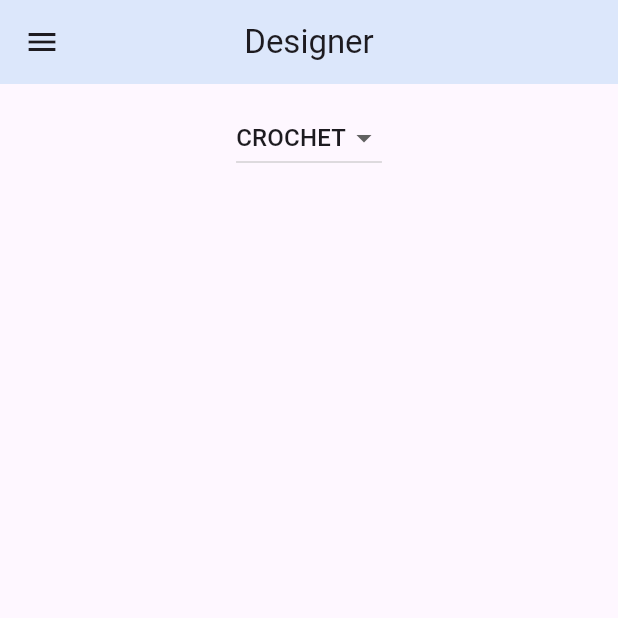
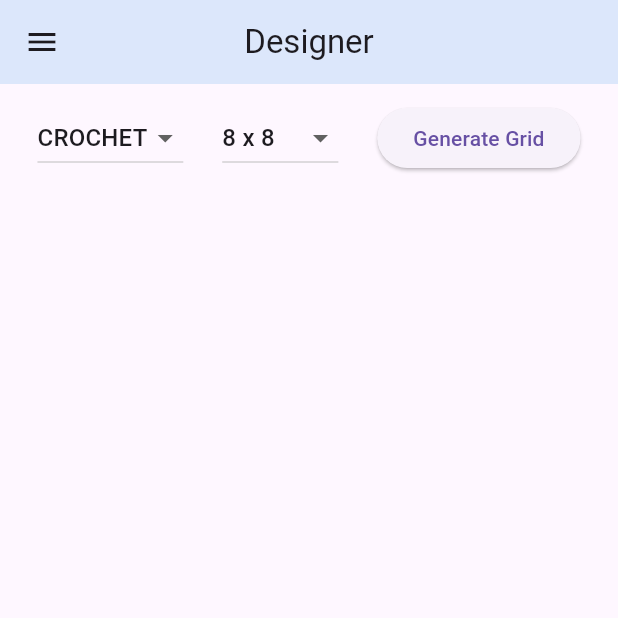
Before and after one commit to Ayesha-Jan/stitch-atlas, a Flutter app: the Designer screen opened by its route, on a phone screen of 412 x 824 dp, the top half of it. Run offline on Flutter 3.47's test engine with Material 3 defaults, Android fonts, the phone set to English and light mode, and no system bars.

Commit message:
Adding grid for designer

```diff
--- a/lib/pages/designer.dart
+++ b/lib/pages/designer.dart
@@ -91,9 +91,110 @@ class _DesignerState extends State<Designer> {
                     );
                   }).toList(),
                 ),
+                DropdownButton<int>(
+                  value: gridSize,
+                  onChanged: (int? value) {
+                    setState(() {
+                      gridSize = value!;
+                      _initializeGrid();
+                    });
+                  },
+                  items: [8, 10, 12, 14, 16, 18, 20, 22, 24, 26, 28, 30].map((size) {
+                    return DropdownMenuItem(value: size, child: Text('$size x $size'));
+                  }).toList(),
+                ),
+                ElevatedButton(
+                  onPressed: () {
+                    setState(() {
+                      gridGenerated = true;
+                      _initializeGrid();
+                    });
+                  },
+                  child: Text("Generate Grid"),
+                ),
+              ],
+            ),
+            SizedBox(height: 16),
+            if(gridGenerated) ...[
+              Align(
+                alignment: Alignment.centerLeft,
+                child: Text(
+                  "Select ${selectedMode == Mode.colour ? "Color" : "Stitch"}:",
+                  style: TextStyle(fontSize: 16, fontWeight: FontWeight.bold),
+                ),
+              ),
 
-              ],
-            )
+              SizedBox(height: 8),
+
+              selectedMode == Mode.colour
+              ? Row(
+                mainAxisAlignment: MainAxisAlignment.start,
+                children: [
+                  for (String stitch in ["sc", "dc", "tr"])
+                    GestureDetector(
+                      onTap: () => setState(() => selectedTool = stitch),
+                      child: Container(
+                        width: 50,
+                        height: 50,
+                        margin: EdgeInsets.symmetric(horizontal: 6),
+                        decoration: BoxDecoration(
+                          border: Border.all(
+                            color: selectedTool == stitch ? Colors.black : Colors.grey,
+                            width: 2,
+                          ),
+                        ),
+                        child: Center(
+                          child: Image.asset(
+                            'assets/stitches/$stitch.png',
+                            height: 30,
+                          ),
+                        ),
+                      )
+                    ),
+                ],
+              ):
+
+              SizedBox(height: 16),
+
+              Expanded(
+                child: GridView.builder(
+                  itemCount: gridSize * gridSize,
+                  gridDelegate: SliverGridDelegateWithFixedCrossAxisCount(
+                    crossAxisCount: gridSize,
+                  ),
+                  itemBuilder: (context, index) {
+                    int row = index ~/ gridSize;
+                    int col = index % gridSize;
+                    var cell = gridData[row][col];
+
+                    return GestureDetector(
+                      onTap: () {
+                        setState(() {
+                          gridData[row][col] = selectedTool;
+                        });
+                      },
+                      child: Container(
+                        margin: EdgeInsets.all(1),
+                        decoration: BoxDecoration(
+                          color: selectedMode == Mode.colour
+                            ? (cell ?? Colors.white)
+                            : Colors.white,
+                          border: Border.all(color: Colors.black12),
+                        ),
+                        child: selectedMode != Mode.colour && cell != null
+                          ? Center(
+                            child: Image.asset(
+                              'assets/stitches/$cell.png',
+                              height: 30,
+                            ),
+                          )
+                        : null,
+                      ),
+                    );
+                  },
+                ),
+              ),
+            ],
           ],
         ),
       ),
--- a/pubspec.yaml
+++ b/pubspec.yaml
@@ -59,7 +59,7 @@ flutter:
 
   # To add assets to your application, add an assets section, like this:
   assets:
-     - assets/images/background.png
+    - assets/images/background.png
 
   # An image asset can refer to one or more resolution-specific "variants", see
   # https://flutter.dev/to/resolution-aware-images
```
Also changed, not shown: assets/crochet_stitches/img.png (deleted).
